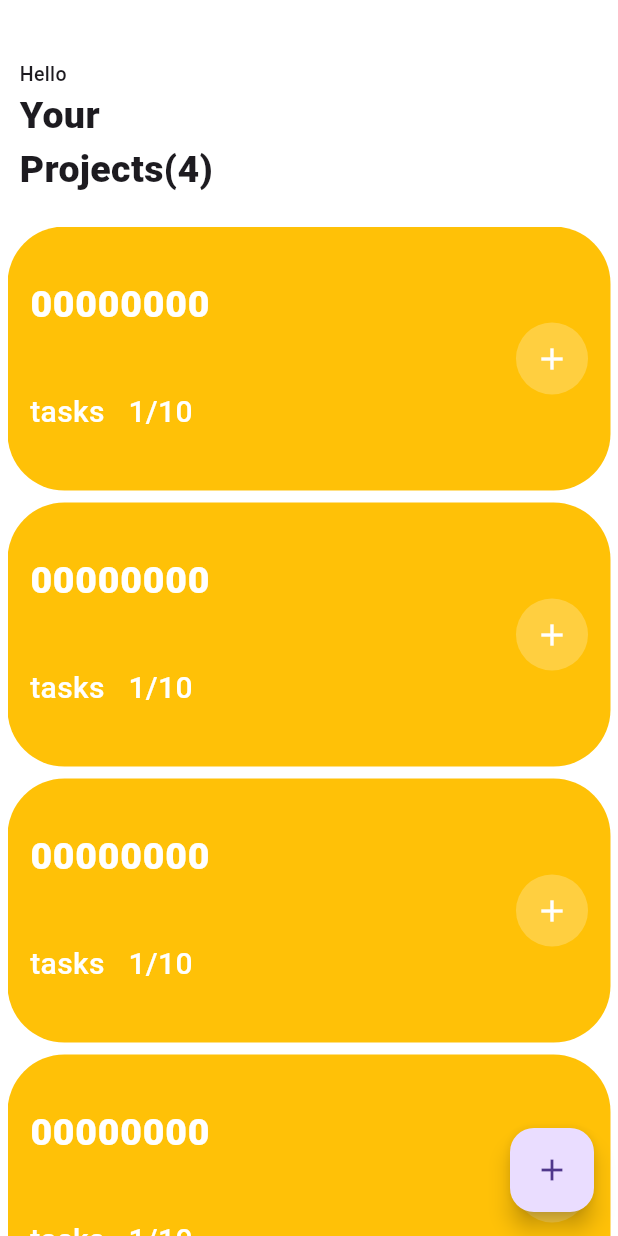
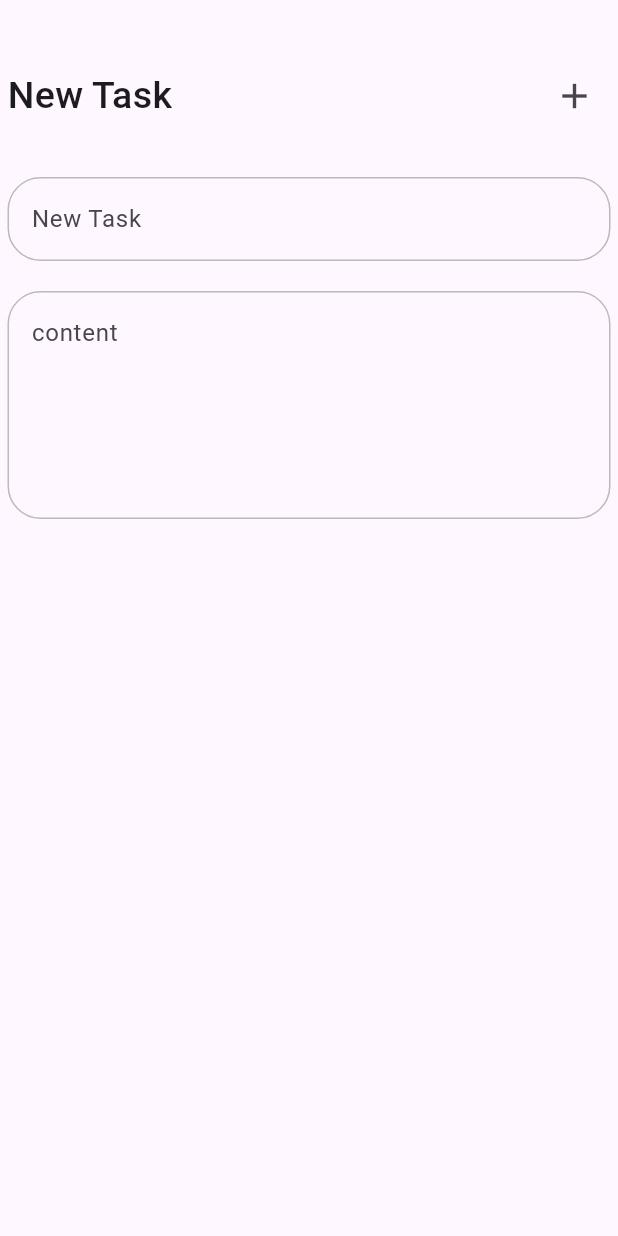
Before and after one commit to amalhadila/notes_app, a Flutter app: the screen it shows after launch, after a tap on the "add" icon, on a phone screen of 412 x 824 dp. Run offline on Flutter 3.47's test engine with Material 3 defaults, Android fonts, the light colour scheme and no system bars; our stand-ins replace hive, hive_flutter; accounts and stored records are empty; Roboto replaces fonts that are missing (inter).

Commit message:
project_model

```diff
--- a/lib/main.dart
+++ b/lib/main.dart
@@ -1,7 +1,10 @@
 import 'package:flutter/material.dart';
+import 'package:hive_flutter/hive_flutter.dart';
 import 'package:notes/notes/presentation/views/your_notes_view.dart';
 
-void main() {
+void main() async{
+  await Hive.initFlutter();
+  await Hive.openBox('project_box');
   runApp(const MyApp());
 }
 
--- /dev/null
+++ b/lib/notes/presentation/views/new_task_view.dart
@@ -0,0 +1,11 @@
+import 'package:flutter/material.dart';
+import 'package:notes/notes/presentation/views/view_body/add_task.dart';
+
+class NewTaskView extends StatelessWidget {
+  const NewTaskView({super.key});
+
+  @override
+  Widget build(BuildContext context) {
+    return Scaffold(body: const AddTask());
+  }
+}
--- /dev/null
+++ b/lib/notes/presentation/views/view_body/add_task.dart
@@ -0,0 +1,26 @@
+import 'package:flutter/material.dart';
+import 'package:notes/notes/presentation/views/view_body/custom_appbar.dart';
+import 'package:notes/notes/presentation/views/view_body/custom_text_field.dart';
+
+class AddTask extends StatelessWidget {
+  const AddTask({super.key});
+
+  @override
+  Widget build(BuildContext context) {
+    return const Padding(
+      padding: EdgeInsets.only(top:40.0,right: 5,left: 5),
+      child: Column(
+        children: [
+          CustomAppbar(
+            appbar_title: 'New Task',
+            appicon: Icons.add,
+          ),
+                    SizedBox(height: 30,),
+                    CustomTextField(hintText: 'New Task',),
+                    SizedBox(height: 20,),
+                    CustomTextField(hintText: 'content',maxlins:5),
+        ],
+      ),
+    );
+  }
+}
--- /dev/null
+++ b/lib/notes/presentation/views/view_body/custom_appbar.dart
@@ -0,0 +1,19 @@
+import 'package:flutter/material.dart';
+
+class CustomAppbar extends StatelessWidget {
+  const CustomAppbar({super.key,required this.appbar_title, this.appicon});
+  final IconData? appicon;
+  final String appbar_title;
+  @override
+  Widget build(BuildContext context) {
+    return  Row(
+      mainAxisAlignment: MainAxisAlignment.start,
+      children: [
+        const SizedBox(height: 30,),
+         Text(appbar_title,style: TextStyle(fontSize: 25,fontWeight: FontWeight.w500,fontFamily:'inter' )),
+        Spacer(),
+        IconButton(onPressed: (){}, icon:  Icon(appicon,size: 28,))
+      ],
+    );
+  }
+}
--- a/lib/notes/presentation/views/view_body/custom_text_field.dart
+++ b/lib/notes/presentation/views/view_body/custom_text_field.dart
@@ -1,13 +1,30 @@
 import 'package:flutter/material.dart';
 
 class CustomTextField extends StatelessWidget {
-  const CustomTextField({super.key});
+  const CustomTextField({super.key, required this.hintText, this.maxlins =1});
+  final String hintText;
+  final int maxlins;
 
   @override
   Widget build(BuildContext context) {
-    return Padding(
-      padding: const EdgeInsets.only(top:20.0,right: 8,left: 8),
-      child: const TextField(),
+    return  TextField(
+        cursorColor: const Color.fromARGB(255, 88, 170, 238),
+        maxLines: maxlins,
+        decoration: InputDecoration(
+          hintText: hintText,
+          border: buildborder(),
+          enabledBorder: buildborder(),
+          focusedBorder: buildborder(const Color.fromARGB(255, 88, 170, 238))
+
+        ),
+
     );
   }
+
+  OutlineInputBorder buildborder([color]) {
+    return  OutlineInputBorder(
+          borderRadius: const BorderRadius.all(Radius.circular(22)),
+          borderSide: BorderSide(color: color?? const Color.fromARGB(255, 189, 186, 186))
+        );
+  }
 }
--- /dev/null
+++ b/lib/notes/presentation/views/view_body/project_listview.dart
@@ -0,0 +1,15 @@
+import 'package:flutter/material.dart';
+import 'package:notes/notes/presentation/views/view_body/project_listview_item.dart';
+
+class ProjectListview extends StatelessWidget {
+  const ProjectListview({super.key});
+
+  @override
+  Widget build(BuildContext context) {
+    return  ListView.builder(
+      //shrinkWrap: true,
+      //physics: NeverScrollableScrollPhysics(),
+      padding: EdgeInsets.all(0),
+      itemBuilder:(context,index){return ProjectListviewItem(task_name: '00000000',);});
+  }
+}
--- /dev/null
+++ b/lib/notes/presentation/views/view_body/project_listview_item.dart
@@ -0,0 +1,82 @@
+import 'package:flutter/material.dart';
+import 'package:notes/notes/presentation/views/new_task_view.dart';
+import 'package:notes/notes/presentation/views/tasks_view.dart';
+
+class ProjectListviewItem extends StatelessWidget {
+   ProjectListviewItem({super.key, required this.task_name});
+   String task_name;
+
+  @override
+  Widget build(BuildContext context) {
+    return  Padding(
+      padding: const EdgeInsets.only(bottom:5.0,top: 5),
+      child: GestureDetector(
+        onTap: (){
+          Navigator.push(context, MaterialPageRoute(builder: (context){
+            return TasksView();
+          }));
+        },
+        child: Container(
+          decoration: BoxDecoration(
+            color: Colors.amber,
+            borderRadius: BorderRadius.circular(38)
+
+          ),
+          child: Column(
+              mainAxisAlignment: MainAxisAlignment.center,
+              children: [
+                 ListTile(
+                    contentPadding: EdgeInsets.only(left:15,right: 15),
+                    title:Padding(
+                      padding: const EdgeInsets.only(bottom:38.0,top: 25),
+                      child: Text( task_name,style: const TextStyle(color: Colors.white,fontSize: 25,fontWeight: FontWeight.w900,fontFamily:'inter' ),),
+                    ),
+                    subtitle:   Padding(
+                      padding: EdgeInsets.only(bottom:5.0),
+                      child: Column(
+                        crossAxisAlignment: CrossAxisAlignment.start,
+                        mainAxisAlignment: MainAxisAlignment.start,
+                        children: [
+                          Text('tasks   1/10',style: TextStyle(color: Colors.white,fontSize: 20,fontWeight: FontWeight.w500,fontFamily:'inter' ),),
+                           SizedBox(height: 50,),
+                           Row(
+                            crossAxisAlignment: CrossAxisAlignment.end,
+                             children: [
+                              Container(
+                                                         width: 60,
+                                                         height: 60,
+                                                         decoration: BoxDecoration(color: const Color.fromARGB(66, 58, 192, 250),
+                                                         borderRadius: BorderRadius.circular(100)),
+                                                       child: IconButton(onPressed: (){
+                                                         Navigator.push(context, MaterialPageRoute(builder: (context){
+                                return const NewTaskView();
+                                                         }));
+                                                       }, icon:Icon( Icons.delete_outline_rounded,color: Colors.white,size: 35,))),
+                                                       Spacer(),
+                               Container(
+                                                         width: 60,
+                                                         height: 60,
+                                                         decoration: BoxDecoration(color: const Color.fromARGB(66, 58, 192, 250),
+                                                         borderRadius: BorderRadius.circular(100)),
+                                                       child: IconButton(onPressed: (){
+                                                         Navigator.push(context, MaterialPageRoute(builder: (context){
+                                return const NewTaskView();
+                                                         }));
+                                                       }, icon:Icon( Icons.add,color: Colors.white,size: 35,))),
+                             ],
+                           ),
+                        ],
+                      ),
+                    ),
+
+                  ),
+
+                ]
+                ),
+
+          ),
+      ),
+
+    );
+  }
+}
--- a/lib/notes/presentation/views/view_body/task_listview_item.dart
+++ b/lib/notes/presentation/views/view_body/task_listview_item.dart
@@ -1,43 +1,51 @@
 import 'package:flutter/material.dart';
+import 'package:notes/notes/presentation/views/edit_view.dart';
 
-class TaskListviewItem extends StatelessWidget {
+class TaskListviewItem extends StatefulWidget {
    TaskListviewItem({super.key, required this.task_name});
    String task_name;
 
   @override
+  State<TaskListviewItem> createState() => _TaskListviewItemState();
+}
+
+class _TaskListviewItemState extends State<TaskListviewItem> {
+     bool isChecked = false;
+
+  @override
   Widget build(BuildContext context) {
     return  Padding(
-      padding: const EdgeInsets.only(bottom:8.0),
+      padding: const EdgeInsets.only(bottom:5.0,top: 5),
       child: Container(
-        decoration: BoxDecoration(
-          color: Colors.amber,
-          borderRadius: BorderRadius.circular(38)
 
-        ),
         child: Column(
             mainAxisAlignment: MainAxisAlignment.center,
             children: [
-              ListTile(
-                contentPadding: EdgeInsets.only(left:15,right: 15),
-                title:Padding(
-                  padding: const EdgeInsets.only(bottom:38.0,top: 25),
-                  child: Text( task_name,style: const TextStyle(color: Colors.white,fontSize: 25,fontWeight: FontWeight.w900,fontFamily:'inter' ),),
-                ),
-                subtitle:  Padding(
-                  padding: const EdgeInsets.only(bottom:30.0),
-                  child: Row(
-                    children: [
-                     // IconButton(onPressed: (){}, icon:Icon( Icons.charging_station_rounded,color: Colors.white,)),
-                      const Text('tasks   ',style: TextStyle(color: Colors.white,fontSize: 20,fontWeight: FontWeight.w500,fontFamily:'inter' ),),
-                      const Text('1/10',style: TextStyle(color: Colors.white,fontSize: 20,fontWeight: FontWeight.w500,fontFamily:'inter' ),),
-                    ],
-                  ),
-                ),
-                trailing: Container(
-                  decoration: BoxDecoration(color: const Color.fromARGB(59, 255, 255, 255),
-                  borderRadius: BorderRadius.circular(100)),
-                child: IconButton(onPressed: (){}, icon:Icon( Icons.add,color: Colors.white,))),
-              ),
+               ListTile(
+                  title:
+                    Text( widget.task_name,style:  TextStyle(color:isChecked? Colors.grey:Colors.black,fontSize: 16,fontWeight: FontWeight.w900,fontFamily:'inter' ),),
+
+
+
+                  leading: Container(
+                    width: 37,
+                    height: 37,
+                    decoration: BoxDecoration(color: isChecked? Colors.grey:  Colors.white,
+                    border: Border.all(color: Colors.grey),
+
+                    borderRadius: BorderRadius.circular(100)),
+                  child:Checkbox(
+                    checkColor: Colors.white,
+                    fillColor: WidgetStatePropertyAll( isChecked? Colors.grey:  Colors.white),
+                    side: BorderSide(color: Colors.transparent),
+                    value: isChecked, onChanged: (bool? value) {
+            setState(() {
+              isChecked = value!;
+            });
+          },)
+                ), ),
+
+
             ],
           ),
         ),
--- a/lib/notes/presentation/views/view_body/your_note_body.dart
+++ b/lib/notes/presentation/views/view_body/your_note_body.dart
@@ -1,36 +1,56 @@
 import 'package:flutter/material.dart';
-import 'package:notes/notes/presentation/views/view_body/task_listview.dart';
+import 'package:notes/notes/presentation/views/view_body/project_listview.dart';
 
 class YourNoteBody extends StatelessWidget {
   const YourNoteBody({super.key});
 
   @override
   Widget build(BuildContext context) {
-    return const Scaffold(
-      backgroundColor: Colors.white,
-      body: Padding(
-        padding: EdgeInsets.only(top:40.0,right: 5,left: 5),
+    return const Padding(
+    padding: EdgeInsets.only(top: 40.0, right: 8, left: 8),
     child: Column(
       crossAxisAlignment: CrossAxisAlignment.start,
       children: [
         Padding(
-              padding: EdgeInsets.symmetric(horizontal:8.0),
-              child: Text('Hello',style: TextStyle(fontSize: 13,fontWeight: FontWeight.w500,fontFamily:'inter' ),),
+          padding: EdgeInsets.symmetric(horizontal: 8.0),
+          child: Text(
+            'Hello',
+            style: TextStyle(
+              fontSize: 13,
+              fontWeight: FontWeight.w500,
+              fontFamily: 'inter',
+            ),
+          ),
         ),
         Padding(
-              padding: EdgeInsets.symmetric(horizontal:8.0),
-              child: Text('Your',style: TextStyle(fontSize: 25,fontWeight: FontWeight.w900,fontFamily:'inter' ),),
+          padding: EdgeInsets.symmetric(horizontal: 8.0),
+          child: Text(
+            'Your',
+            style: TextStyle(
+              fontSize: 25,
+              fontWeight: FontWeight.w900,
+              fontFamily: 'inter',
+            ),
+          ),
         ),
         Padding(
-              padding: EdgeInsets.symmetric(horizontal:8.0),
-              child: Text('Projects(4)',style: TextStyle(fontSize: 25,fontWeight: FontWeight.w900,fontFamily:'inter' ),),
-            ),
-            SizedBox(height: 20,),
-            Expanded(child: TaskListview()),
-          ],
-
+          padding: EdgeInsets.symmetric(horizontal: 8.0),
+          child: Text(
+            'Projects(4)',
+            style: TextStyle(
+              fontSize: 25,
+              fontWeight: FontWeight.w900,
+              fontFamily: 'inter',
             ),
           ),
-    );
+        ),
+        SizedBox(height: 20),
+        Expanded(child: ProjectListview()),
+      ],
+    ),
+  )
+
+
+   ;
   }
 }
```
Also changed, not shown: lib/notes/presentation/views/edit_view.dart (added, +17 -0 lines), lib/notes/presentation/views/models/project_model.dart (added, +34 -0 lines), lib/notes/presentation/views/tasks_view.dart (added, +15 -0 lines), lib/notes/presentation/views/view_body/add_button_sheet.dart (+20 -1 lines), lib/notes/presentation/views/view_body/custom_buttom.dart (added, +20 -0 lines), lib/notes/presentation/views/view_body/edit_view_body.dart (added, +26 -0 lines), lib/notes/presentation/views/view_body/task_listview.dart (+14 -3 lines), pubspec.yaml (+6 -16 lines), lib/notes/presentation/views/models/project_model.g.dart (added), pubspec.lock, 1 other file. Lines whose indentation alone changed are shown as unchanged.
